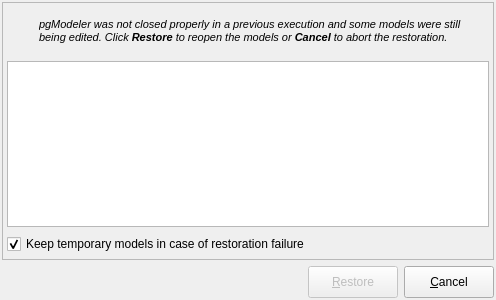
pgmodeler/pgmodeler, file libpgmodeler_ui/ui/modelrestorationform.ui: the form before one commit.
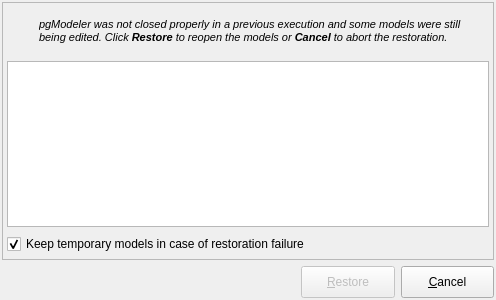
The form after the commit. Icons and pictures are not drawn.

```diff
--- a/libpgmodeler_ui/ui/modelrestorationform.ui
+++ b/libpgmodeler_ui/ui/modelrestorationform.ui
@@ -260,7 +260,7 @@
    <item row="1" column="5">
     <widget class="QPushButton" name="cancel_btn">
      <property name="sizePolicy">
-      <sizepolicy hsizetype="Fixed" vsizetype="Fixed">
+      <sizepolicy hsizetype="Preferred" vsizetype="Fixed">
        <horstretch>0</horstretch>
        <verstretch>0</verstretch>
       </sizepolicy>
@@ -301,7 +301,7 @@
       <bool>false</bool>
      </property>
      <property name="sizePolicy">
-      <sizepolicy hsizetype="Fixed" vsizetype="Fixed">
+      <sizepolicy hsizetype="Preferred" vsizetype="Fixed">
        <horstretch>0</horstretch>
        <verstretch>0</verstretch>
       </sizepolicy>
```
